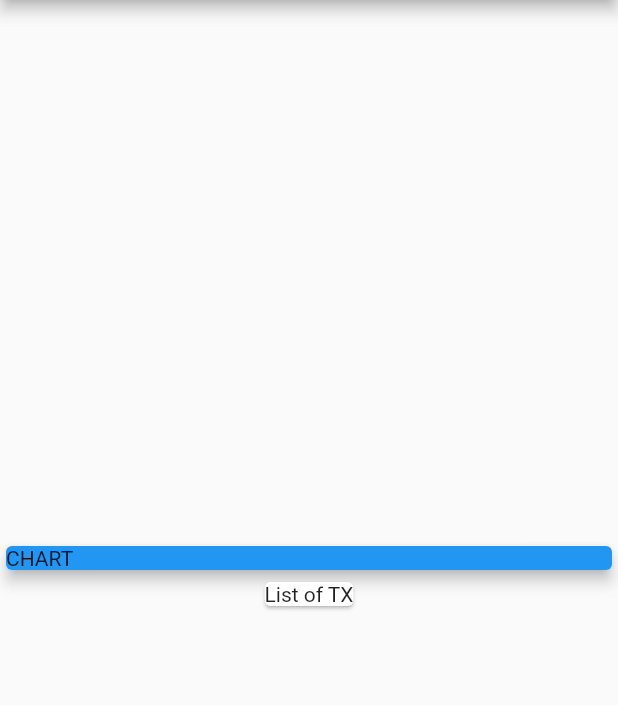
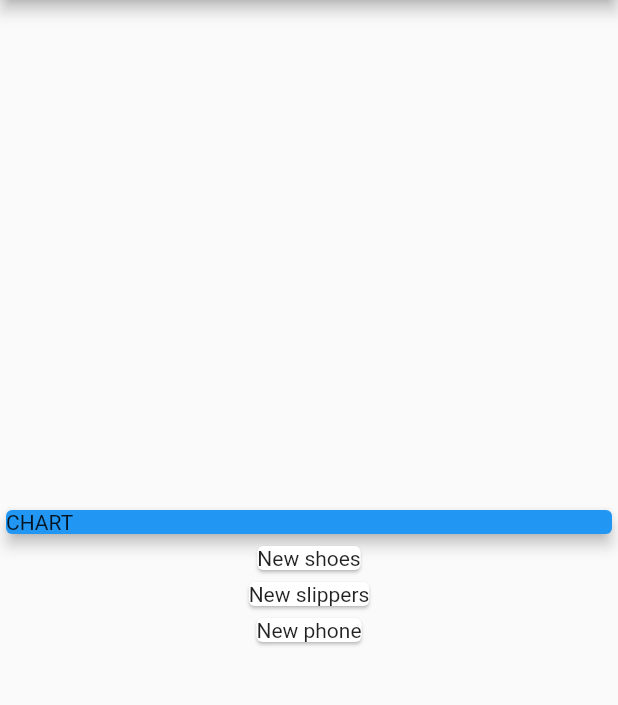
Before and after one commit to DesmondSol/expence_tracker, a Flutter app: the screen it shows after launch, on a phone screen of 412 x 824 dp, the part 84-789 px from its top. Run offline on Flutter 3.47's test engine with Material 2 defaults, Android fonts, the phone set to English and light mode, and no system bars.

Commit message:
working card

```diff
--- a/lib/main.dart
+++ b/lib/main.dart
@@ -6,9 +6,13 @@ void main() {
 }
 
 class MyApp extends StatelessWidget {
-  final List<Transaction> transaction = [
+  final List<Transaction> transactions = [
     Transaction(
-        id: 't1', title: 'New shoes', amount: 49.9, date: DateTime.now())
+        id: 't1', title: 'New shoes', amount: 49.9, date: DateTime.now()),
+    Transaction(
+        id: 't2', title: 'New slippers', amount: 9.9, date: DateTime.now()),
+    Transaction(
+        id: 't4', title: 'New phone', amount: 149.9, date: DateTime.now())
   ];
   @override
   Widget build(BuildContext context) {
@@ -35,8 +39,10 @@ class MyApp extends StatelessWidget {
                     elevation: 4,
                   ),
                 ),
-                Card(
-                  child: Text('List of TX'),
+                Column(
+                  children: transactions.map((tx) {
+                    return Card(child: Text(tx.title));
+                  }).toList(),
                 )
               ],
             )));
```
